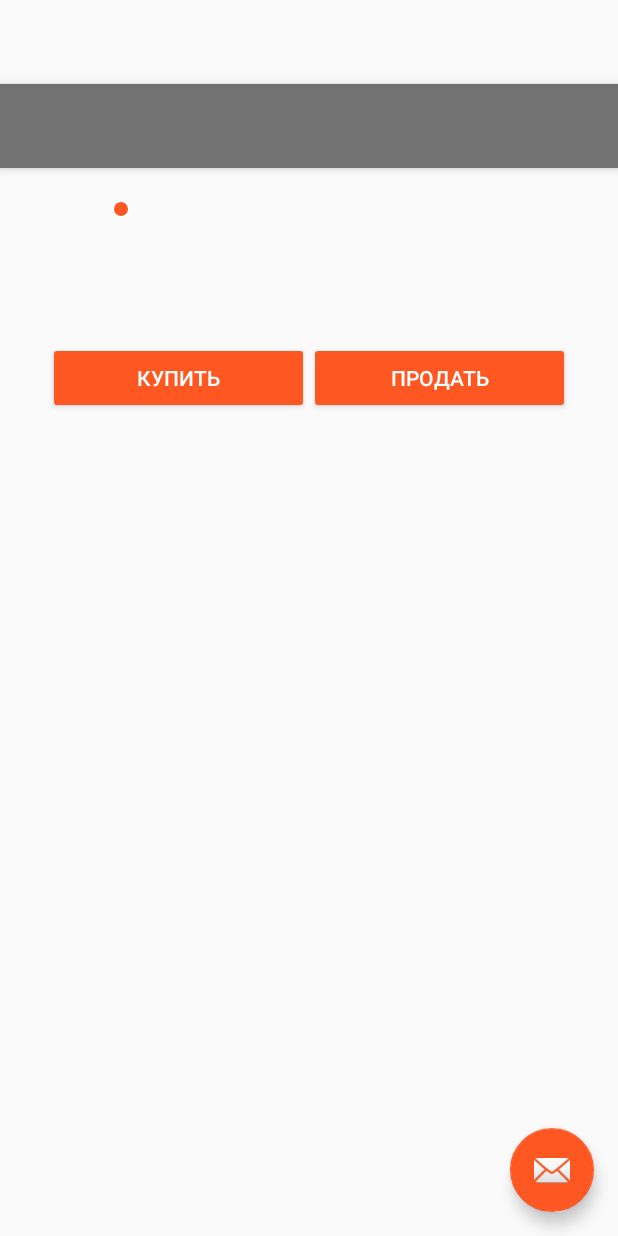
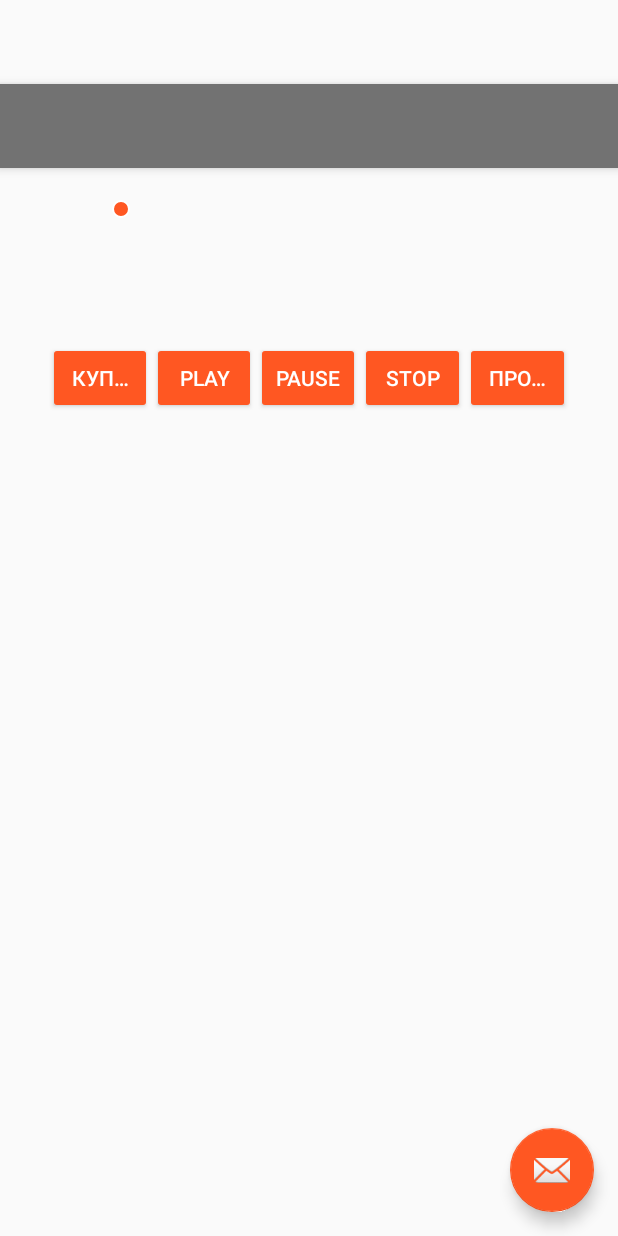
Before and after one commit to weerci/GymNegotiators, an Android app: the layout activity_theme.xml on its own in the app's theme, with its tools: preview values and no code run, on a phone screen of 412 x 824 dp. Run offline under Robolectric (Android 15) with nearby library versions, the phone set to English and light mode, and no system bars.

Commit message:
retrofit_003

```diff
--- a/app/build.gradle
+++ b/app/build.gradle
@@ -30,8 +30,8 @@ android {
         applicationId "kriate.production.com.gymnegotiators"
         minSdkVersion 19
         targetSdkVersion 25
-        versionCode 12
-        versionName "1.0.12"
+        versionCode 13
+        versionName "1.0.13"
         testInstrumentationRunner "android.support.test.runner.AndroidJUnitRunner"
         signingConfig signingConfigs.config
     }
--- a/app/src/main/res/layout/activity_theme.xml
+++ b/app/src/main/res/layout/activity_theme.xml
@@ -133,6 +133,33 @@
                             android:layout_width="0dp"
                             android:layout_height="wrap_content"
                             android:layout_weight="1"
+                            android:text="Play"
+                            android:theme="@style/AccentButton"
+                            android:visibility="@{viewModel.selectedTheme.isPurchased ? v.VISIBLE : v.GONE}"
+                            android:enabled="@{!viewModel.isPlaying}"
+                            app:onClick="@{viewModel::play}" />
+                        <Button
+                            android:layout_width="0dp"
+                            android:layout_height="wrap_content"
+                            android:layout_weight="1"
+                            android:text="Pause"
+                            android:theme="@style/AccentButton"
+                            android:enabled="@{viewModel.isPlaying}"
+                            android:visibility="@{viewModel.selectedTheme.isPurchased ? v.VISIBLE : v.GONE}"
+                            app:onClick="@{viewModel::pause}" />
+                        <Button
+                            android:layout_width="0dp"
+                            android:layout_height="wrap_content"
+                            android:layout_weight="1"
+                            android:text="Stop"
+                            android:enabled="@{viewModel.isPlaying}"
+                            android:theme="@style/AccentButton"
+                            android:visibility="@{viewModel.selectedTheme.isPurchased ? v.VISIBLE : v.GONE}"
+                            app:onClick="@{viewModel::stopPlay}" />
+                        <Button
+                            android:layout_width="0dp"
+                            android:layout_height="wrap_content"
+                            android:layout_weight="1"
                             android:text="Продать"
                             android:theme="@style/AccentButton"
                             android:visibility="@{viewModel.selectedTheme.isPurchased ? v.VISIBLE : v.GONE}"
```
Also changed, not shown: app/src/main/java/kriate/production/com/gymnegotiators/ThemeActivityVM.java (+39 -2 lines).
